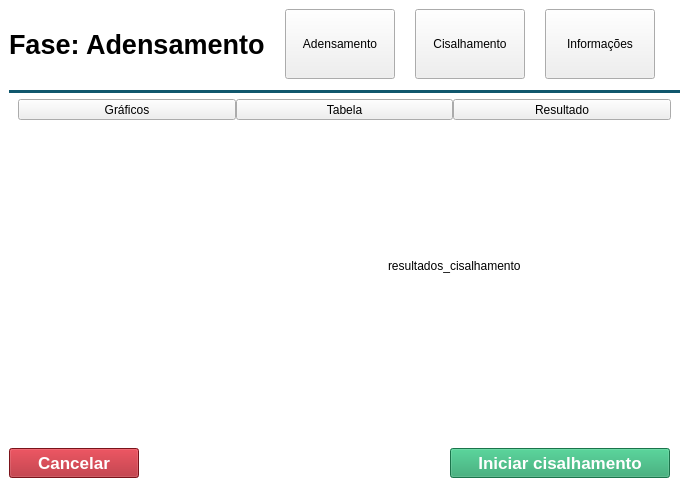
Before: the Qt Designer form Code/Interface/mainwindow.ui in Matheusodias/infralab_direct_shear_embedded_interface, drawn with Qt 5.
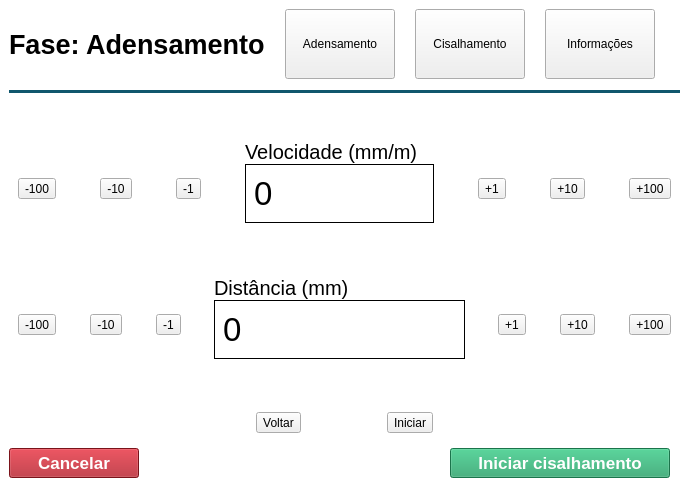
After: the same form once the commit is applied. The open tabs and pages were chosen to show the change. Icons and pictures are not drawn.

Commit message: Add adjust velocity and position page, and add shear results table without data.

Patch:
```diff
--- a/Code/Interface/mainwindow.ui
+++ b/Code/Interface/mainwindow.ui
@@ -77,7 +77,7 @@
            <number>5</number>
           </property>
           <item>
-           <widget class="QLabel" name="label_3">
+           <widget class="QLabel" name="phase_label">
             <property name="font">
              <font>
               <pointsize>20</pointsize>
@@ -251,7 +251,7 @@
         <item>
          <widget class="QStackedWidget" name="insideExperiment_stack">
           <property name="currentIndex">
-           <number>1</number>
+           <number>3</number>
           </property>
           <widget class="QWidget" name="densification_page">
            <property name="styleSheet">
@@ -427,19 +427,11 @@
                </layout>
               </widget>
               <widget class="QWidget" name="shearResult_page">
-               <widget class="QLabel" name="label_11">
-                <property name="geometry">
-                 <rect>
-                  <x>370</x>
-                  <y>130</y>
-                  <width>241</width>
-                  <height>20</height>
-                 </rect>
-                </property>
-                <property name="text">
-                 <string>resultados_cisalhamento</string>
-                </property>
-               </widget>
+               <layout class="QVBoxLayout" name="verticalLayout_16">
+                <item>
+                 <widget class="QTableWidget" name="shearResult_tableWidget"/>
+                </item>
+               </layout>
               </widget>
              </widget>
             </item>
@@ -482,6 +474,469 @@
             </item>
            </layout>
           </widget>
+          <widget class="QWidget" name="distance_velocity_page">
+           <layout class="QVBoxLayout" name="verticalLayout_19" stretch="1,3,1,3,1,1">
+            <property name="spacing">
+             <number>6</number>
+            </property>
+            <item>
+             <spacer name="verticalSpacer_11">
+              <property name="orientation">
+               <enum>Qt::Vertical</enum>
+              </property>
+              <property name="sizeHint" stdset="0">
+               <size>
+                <width>20</width>
+                <height>40</height>
+               </size>
+              </property>
+             </spacer>
+            </item>
+            <item>
+             <layout class="QHBoxLayout" name="adjustVelocity_Layout" stretch="3,1,3,1,3,1,5,1,3,1,3,1,3">
+              <item>
+               <widget class="QToolButton" name="minus100Velocity_toolButton">
+                <property name="text">
+                 <string>-100</string>
+                </property>
+               </widget>
+              </item>
+              <item>
+               <spacer name="horizontalSpacer_32">
+                <property name="orientation">
+                 <enum>Qt::Horizontal</enum>
+                </property>
+                <property name="sizeHint" stdset="0">
+                 <size>
+                  <width>40</width>
+                  <height>20</height>
+                 </size>
+                </property>
+               </spacer>
+              </item>
+              <item>
+               <widget class="QToolButton" name="minus10Velocity_toolButton">
+                <property name="text">
+                 <string>-10</string>
+                </property>
+               </widget>
+              </item>
+              <item>
+               <spacer name="horizontalSpacer_33">
+                <property name="orientation">
+                 <enum>Qt::Horizontal</enum>
+                </property>
+                <property name="sizeHint" stdset="0">
+                 <size>
+                  <width>40</width>
+                  <height>20</height>
+                 </size>
+                </property>
+               </spacer>
+              </item>
+              <item>
+               <widget class="QToolButton" name="minus1Velocity_toolButton">
+                <property name="text">
+                 <string>-1</string>
+                </property>
+               </widget>
+              </item>
+              <item>
+               <spacer name="horizontalSpacer_28">
+                <property name="orientation">
+                 <enum>Qt::Horizontal</enum>
+                </property>
+                <property name="sizeHint" stdset="0">
+                 <size>
+                  <width>40</width>
+                  <height>20</height>
+                 </size>
+                </property>
+               </spacer>
+              </item>
+              <item>
+               <layout class="QVBoxLayout" name="verticalLayout_17" stretch="1,4,1">
+                <property name="spacing">
+                 <number>0</number>
+                </property>
+                <item>
+                 <widget class="QLabel" name="label_3">
+                  <property name="font">
+                   <font>
+                    <pointsize>15</pointsize>
+                   </font>
+                  </property>
+                  <property name="text">
+                   <string>Velocidade (mm/m)</string>
+                  </property>
+                  <property name="alignment">
+                   <set>Qt::AlignBottom|Qt::AlignLeading|Qt::AlignLeft</set>
+                  </property>
+                 </widget>
+                </item>
+                <item>
+                 <widget class="QLabel" name="velocityValue_label">
+                  <property name="font">
+                   <font>
+                    <pointsize>25</pointsize>
+                   </font>
+                  </property>
+                  <property name="frameShape">
+                   <enum>QFrame::Box</enum>
+                  </property>
+                  <property name="text">
+                   <string>0</string>
+                  </property>
+                 </widget>
+                </item>
+                <item>
+                 <spacer name="verticalSpacer_12">
+                  <property name="orientation">
+                   <enum>Qt::Vertical</enum>
+                  </property>
+                  <property name="sizeHint" stdset="0">
+                   <size>
+                    <width>20</width>
+                    <height>40</height>
+                   </size>
+                  </property>
+                 </spacer>
+                </item>
+               </layout>
+              </item>
+              <item>
+               <spacer name="horizontalSpacer_29">
+                <property name="orientation">
+                 <enum>Qt::Horizontal</enum>
+                </property>
+                <property name="sizeHint" stdset="0">
+                 <size>
+                  <width>40</width>
+                  <height>20</height>
+                 </size>
+                </property>
+               </spacer>
+              </item>
+              <item>
+               <widget class="QToolButton" name="plus1Velocity_toolButton">
+                <property name="text">
+                 <string>+1</string>
+                </property>
+               </widget>
+              </item>
+              <item>
+               <spacer name="horizontalSpacer_34">
+                <property name="orientation">
+                 <enum>Qt::Horizontal</enum>
+                </property>
+                <property name="sizeHint" stdset="0">
+                 <size>
+                  <width>40</width>
+                  <height>20</height>
+                 </size>
+                </property>
+               </spacer>
+              </item>
+              <item>
+               <widget class="QToolButton" name="plus10Velocity_toolButton">
+                <property name="text">
+                 <string>+10</string>
+                </property>
+               </widget>
+              </item>
+              <item>
+               <spacer name="horizontalSpacer_35">
+                <property name="orientation">
+                 <enum>Qt::Horizontal</enum>
+                </property>
+                <property name="sizeHint" stdset="0">
+                 <size>
+                  <width>40</width>
+                  <height>20</height>
+                 </size>
+                </property>
+               </spacer>
+              </item>
+              <item>
+               <widget class="QToolButton" name="plus100Velocity_toolButton">
+                <property name="text">
+                 <string>+100</string>
+                </property>
+               </widget>
+              </item>
+             </layout>
+            </item>
+            <item>
+             <spacer name="verticalSpacer_5">
+              <property name="orientation">
+               <enum>Qt::Vertical</enum>
+              </property>
+              <property name="sizeHint" stdset="0">
+               <size>
+                <width>20</width>
+                <height>40</height>
+               </size>
+              </property>
+             </spacer>
+            </item>
+            <item>
+             <layout class="QHBoxLayout" name="adjustDistance_Layout" stretch="3,1,3,1,3,1,9,1,3,1,3,1,3">
+              <item>
+               <widget class="QToolButton" name="minus100Distance_toolButton">
+                <property name="text">
+                 <string>-100</string>
+                </property>
+               </widget>
+              </item>
+              <item>
+               <spacer name="horizontalSpacer_36">
+                <property name="orientation">
+                 <enum>Qt::Horizontal</enum>
+                </property>
+                <property name="sizeHint" stdset="0">
+                 <size>
+                  <width>40</width>
+                  <height>20</height>
+                 </size>
+                </property>
+               </spacer>
+              </item>
+              <item>
+               <widget class="QToolButton" name="minus10Distance_toolButton">
+                <property name="text">
+                 <string>-10</string>
+                </property>
+               </widget>
+              </item>
+              <item>
+               <spacer name="horizontalSpacer_37">
+                <property name="orientation">
+                 <enum>Qt::Horizontal</enum>
+                </property>
+                <property name="sizeHint" stdset="0">
+                 <size>
+                  <width>40</width>
+                  <height>20</height>
+                 </size>
+                </property>
+               </spacer>
+              </item>
+              <item>
+               <widget class="QToolButton" name="minus1Distance_toolButton">
+                <property name="text">
+                 <string>-1</string>
+                </property>
+               </widget>
+              </item>
+              <item>
+               <spacer name="horizontalSpacer_30">
+                <property name="orientation">
+                 <enum>Qt::Horizontal</enum>
+                </property>
+                <property name="sizeHint" stdset="0">
+                 <size>
+                  <width>40</width>
+                  <height>20</height>
+                 </size>
+                </property>
+               </spacer>
+              </item>
+              <item>
+               <layout class="QVBoxLayout" name="verticalLayout_18" stretch="1,4,1">
+                <property name="spacing">
+                 <number>0</number>
+                </property>
+                <item>
+                 <widget class="QLabel" name="label_6">
+                  <property name="sizePolicy">
+                   <sizepolicy hsizetype="Preferred" vsizetype="Preferred">
+                    <horstretch>0</horstretch>
+                    <verstretch>0</verstretch>
+                   </sizepolicy>
+                  </property>
+                  <property name="font">
+                   <font>
+                    <pointsize>15</pointsize>
+                   </font>
+                  </property>
+                  <property name="text">
+                   <string>Distância (mm)</string>
+                  </property>
+                  <property name="alignment">
+                   <set>Qt::AlignBottom|Qt::AlignLeading|Qt::AlignLeft</set>
+                  </property>
+                 </widget>
+                </item>
+                <item>
+                 <widget class="QLabel" name="distanceValue_label">
+                  <property name="minimumSize">
+                   <size>
+                    <width>0</width>
+                    <height>0</height>
+                   </size>
+                  </property>
+                  <property name="font">
+                   <font>
+                    <pointsize>25</pointsize>
+                   </font>
+                  </property>
+                  <property name="frameShape">
+                   <enum>QFrame::Box</enum>
+                  </property>
+                  <property name="text">
+                   <string>0</string>
+                  </property>
+                 </widget>
+                </item>
+                <item>
+                 <spacer name="verticalSpacer_13">
+                  <property name="orientation">
+                   <enum>Qt::Vertical</enum>
+                  </property>
+                  <property name="sizeHint" stdset="0">
+                   <size>
+                    <width>20</width>
+                    <height>40</height>
+                   </size>
+                  </property>
+                 </spacer>
+                </item>
+               </layout>
+              </item>
+              <item>
+               <spacer name="horizontalSpacer_31">
+                <property name="orientation">
+                 <enum>Qt::Horizontal</enum>
+                </property>
+                <property name="sizeHint" stdset="0">
+                 <size>
+                  <width>40</width>
+                  <height>20</height>
+                 </size>
+                </property>
+               </spacer>
+              </item>
+              <item>
+               <widget class="QToolButton" name="plus1Distance_toolButton">
+                <property name="text">
+                 <string>+1</string>
+                </property>
+               </widget>
+              </item>
+              <item>
+               <spacer name="horizontalSpacer_38">
+                <property name="orientation">
+                 <enum>Qt::Horizontal</enum>
+                </property>
+                <property name="sizeHint" stdset="0">
+                 <size>
+                  <width>40</width>
+                  <height>20</height>
+                 </size>
+                </property>
+               </spacer>
+              </item>
+              <item>
+               <widget class="QToolButton" name="plus10Distance_toolButton">
+                <property name="text">
+                 <string>+10</string>
+                </property>
+               </widget>
+              </item>
+              <item>
+               <spacer name="horizontalSpacer_39">
+                <property name="orientation">
+                 <enum>Qt::Horizontal</enum>
+                </property>
+                <property name="sizeHint" stdset="0">
+                 <size>
+                  <width>40</width>
+                  <height>20</height>
+                 </size>
+                </property>
+               </spacer>
+              </item>
+              <item>
+               <widget class="QToolButton" name="plus100Distance_toolButton">
+                <property name="text">
+                 <string>+100</string>
+                </property>
+               </widget>
+              </item>
+             </layout>
+            </item>
+            <item>
+             <spacer name="verticalSpacer_4">
+              <property name="orientation">
+               <enum>Qt::Vertical</enum>
+              </property>
+              <property name="sizeHint" stdset="0">
+               <size>
+                <width>20</width>
+                <height>40</height>
+               </size>
+              </property>
+             </spacer>
+            </item>
+            <item>
+             <layout class="QHBoxLayout" name="horizontalLayout_12" stretch="3,2,1,2,3">
+              <item>
+               <spacer name="horizontalSpacer_27">
+                <property name="orientation">
+                 <enum>Qt::Horizontal</enum>
+                </property>
+                <property name="sizeHint" stdset="0">
+                 <size>
+                  <width>40</width>
+                  <height>20</height>
+                 </size>
+                </property>
+               </spacer>
+              </item>
+              <item>
+               <widget class="QToolButton" name="goBack_toolButton">
+                <property name="text">
+                 <string>Voltar</string>
+                </property>
+               </widget>
+              </item>
+              <item>
+               <spacer name="horizontalSpacer_41">
+                <property name="orientation">
+                 <enum>Qt::Horizontal</enum>
+                </property>
+                <property name="sizeHint" stdset="0">
+                 <size>
+                  <width>40</width>
+                  <height>20</height>
+                 </size>
+                </property>
+               </spacer>
+              </item>
+              <item>
+               <widget class="QToolButton" name="initShear_toolButton">
+                <property name="text">
+                 <string>Iniciar</string>
+                </property>
+               </widget>
+              </item>
+              <item>
+               <spacer name="horizontalSpacer_40">
+                <property name="orientation">
+                 <enum>Qt::Horizontal</enum>
+                </property>
+                <property name="sizeHint" stdset="0">
+                 <size>
+                  <width>40</width>
+                  <height>20</height>
+                 </size>
+                </property>
+               </spacer>
+              </item>
+             </layout>
+            </item>
+           </layout>
+          </widget>
          </widget>
         </item>
         <item>
```
Left out of the diff: 5 changed lines with no effect on the pictures. The commit also changes 13 other files.
